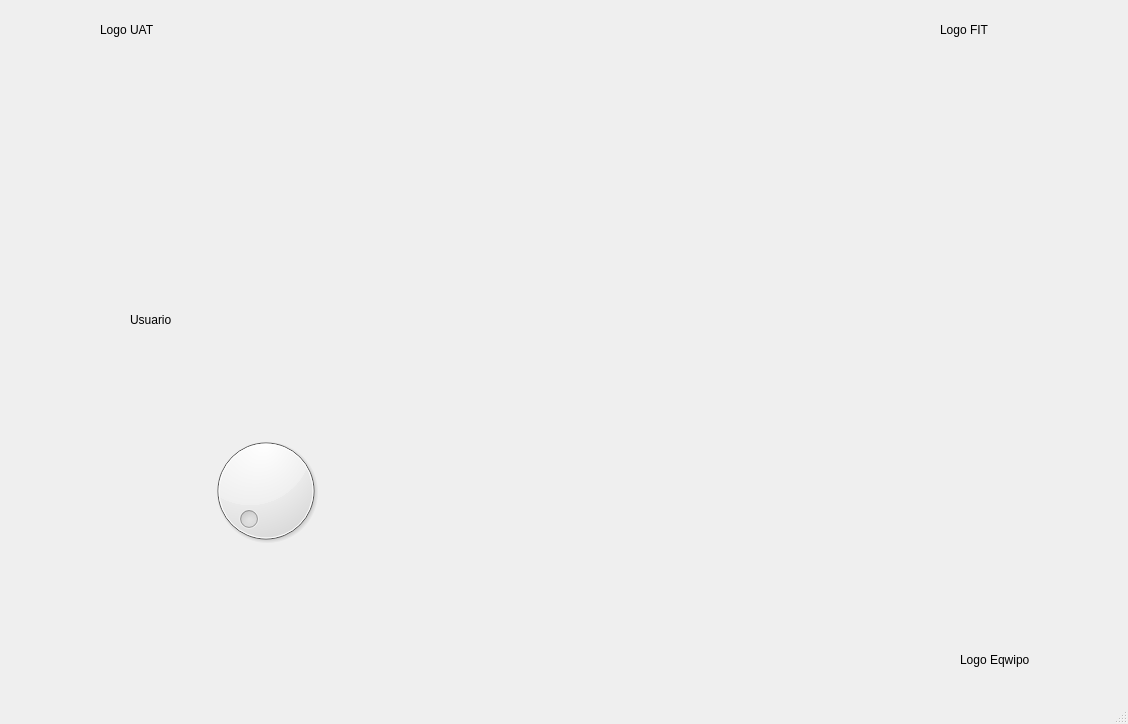
This is Unidad 2/P_04_Dialui.ui in badillovictor/PIP_2024_1_VMBG as Qt 5 draws it before an edit. The edited form follows.
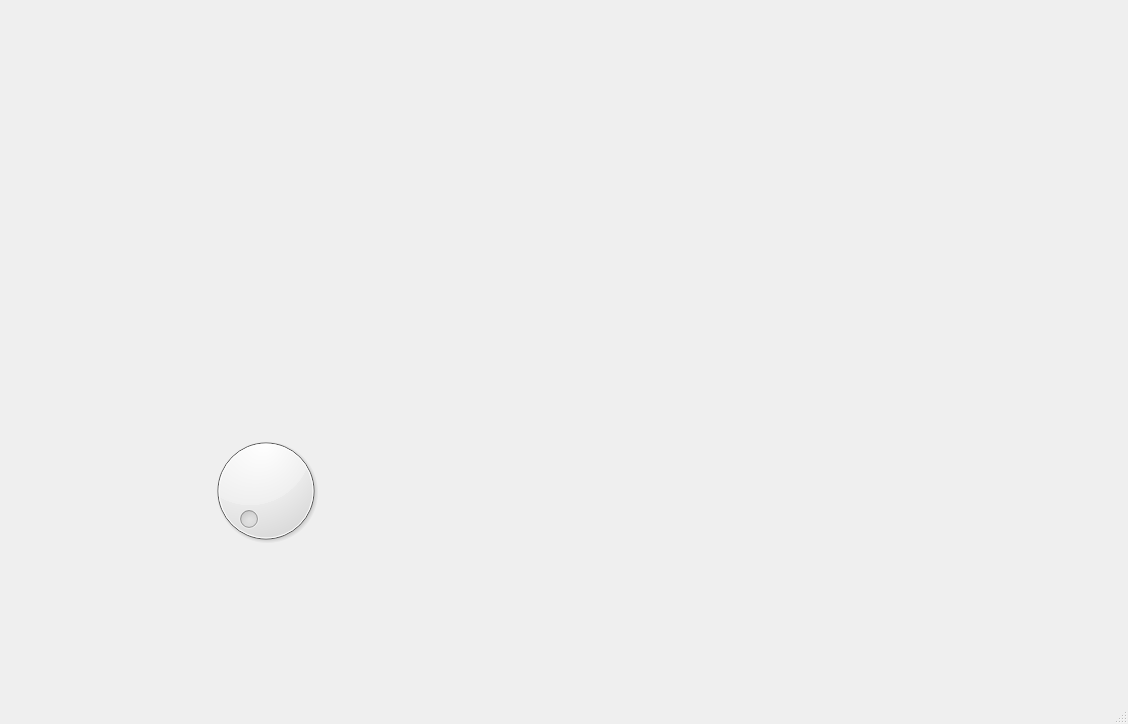
This is the edited form. Icons and pictures are not drawn.

```diff
--- a/Unidad 2/P_04_Dialui.ui
+++ b/Unidad 2/P_04_Dialui.ui
@@ -14,46 +14,7 @@
    <string>MainWindow</string>
   </property>
   <widget class="QWidget" name="centralwidget">
-   <widget class="QLabel" name="label">
-    <property name="geometry">
-     <rect>
-      <x>100</x>
-      <y>20</y>
-      <width>63</width>
-      <height>20</height>
-     </rect>
-    </property>
-    <property name="text">
-     <string>Logo UAT</string>
-    </property>
-   </widget>
-   <widget class="QLabel" name="label_2">
-    <property name="geometry">
-     <rect>
-      <x>940</x>
-      <y>20</y>
-      <width>63</width>
-      <height>20</height>
-     </rect>
-    </property>
-    <property name="text">
-     <string>Logo FIT</string>
-    </property>
-   </widget>
-   <widget class="QLabel" name="label_3">
-    <property name="geometry">
-     <rect>
-      <x>960</x>
-      <y>650</y>
-      <width>91</width>
-      <height>20</height>
-     </rect>
-    </property>
-    <property name="text">
-     <string>Logo Eqwipo</string>
-    </property>
-   </widget>
-   <widget class="QLabel" name="label_7">
+   <widget class="QLabel" name="lbImagen">
     <property name="geometry">
      <rect>
       <x>530</x>
@@ -69,19 +30,6 @@
      <bool>true</bool>
     </property>
    </widget>
-   <widget class="QLabel" name="label_8">
-    <property name="geometry">
-     <rect>
-      <x>130</x>
-      <y>310</y>
-      <width>63</width>
-      <height>20</height>
-     </rect>
-    </property>
-    <property name="text">
-     <string>Usuario</string>
-    </property>
-   </widget>
    <widget class="QDial" name="dialIntegrantes">
     <property name="geometry">
      <rect>
@@ -92,6 +40,63 @@
      </rect>
     </property>
    </widget>
+   <widget class="QLabel" name="label_11">
+    <property name="geometry">
+     <rect>
+      <x>980</x>
+      <y>610</y>
+      <width>141</width>
+      <height>51</height>
+     </rect>
+    </property>
+    <property name="text">
+     <string/>
+    </property>
+    <property name="pixmap">
+     <pixmap resource="../Imagenes/resources.qrc">:/Logos/RhineLab.jpg</pixmap>
+    </property>
+    <property name="scaledContents">
+     <bool>true</bool>
+    </property>
+   </widget>
+   <widget class="QLabel" name="label_10">
+    <property name="geometry">
+     <rect>
+      <x>970</x>
+      <y>10</y>
+      <width>141</width>
+      <height>51</height>
+     </rect>
+    </property>
+    <property name="text">
+     <string/>
+    </property>
+    <property name="pixmap">
+     <pixmap resource="../Imagenes/resources.qrc">:/Logos/LogoFIT.jpg</pixmap>
+    </property>
+    <property name="scaledContents">
+     <bool>true</bool>
+    </property>
+   </widget>
+   <widget class="QLabel" name="label_9">
+    <property name="geometry">
+     <rect>
+      <x>10</x>
+      <y>10</y>
+      <width>111</width>
+      <height>61</height>
+     </rect>
+    </property>
+    <property name="text">
+     <string/>
+    </property>
+    <property name="pixmap">
+     <pixmap resource="../Imagenes/resources.qrc">:/Logos/LogoUAT.png</pixmap>
+    </property>
+    <property name="scaledContents">
+     <bool>true</bool>
+    </property>
+   </widget>
   </widget>
   <widget class="QMenuBar" name="menubar">
    <property name="geometry">
```
Left out of the diff: 3 changed lines with no effect on the pictures.
